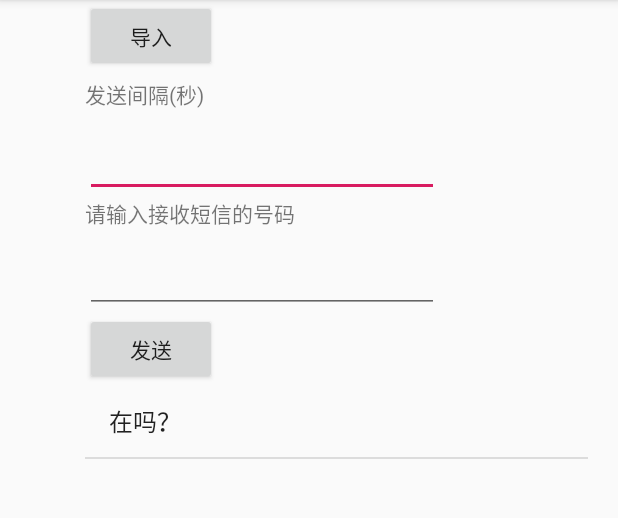
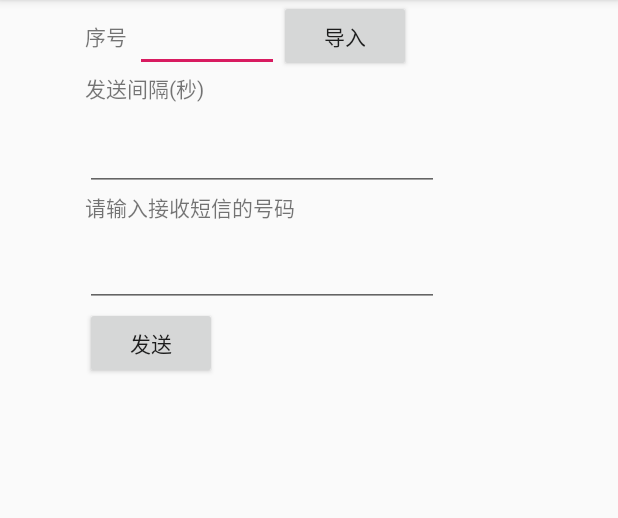
Before and after one commit to exqlnet/batchsms, an Android app: the screen it shows after launch (MainActivity), after a tap on "导入", on a phone screen of 412 x 824 dp, the part 84-602 px from its top. Run offline under Robolectric (Android 15) with nearby library versions, the phone set to English and light mode, and no system bars; 1 statement that could not run was skipped.

```diff
--- a/app/src/main/AndroidManifest.xml
+++ b/app/src/main/AndroidManifest.xml
@@ -3,13 +3,15 @@
     package="top.exql.wb.batchsms">
     <uses-permission android:name="android.permission.SEND_SMS" />
     <uses-permission android:name="android.permission.READ_PHONE_STATE" />
+    <uses-permission android:name="android.permission.INTERNET" />
     <application
         android:allowBackup="true"
         android:icon="@mipmap/ic_launcher"
         android:label="@string/app_name"
         android:roundIcon="@mipmap/ic_launcher_round"
         android:supportsRtl="true"
-        android:theme="@style/AppTheme">
+        android:theme="@style/AppTheme"
+        android:networkSecurityConfig="@xml/network_security_config">
         <activity android:name=".MainActivity">
             <intent-filter>
                 <action android:name="android.intent.action.MAIN" />
--- a/app/src/main/java/top/exql/wb/batchsms/MainActivity.java
+++ b/app/src/main/java/top/exql/wb/batchsms/MainActivity.java
@@ -26,22 +26,30 @@ import java.util.Map;
 public class MainActivity extends AppCompatActivity {
 
     private static final int UPDATE_LIST_VIEW = 1;
+    private static final int IMPORT_DATA = 2;
 
     private Boolean isSending = false;
-    private List<String> data = new ArrayList<String>(){{
-        String[] str = new String[]{"在吗？"};
-        for(String s: str)add(s);
-    }};
+    private List<String> data = new ArrayList<String>();
     private Integer alreadySend = 0;
     private Integer sendFailed = 0;
     private Handler handler = new Handler(){
         public void handleMessage(Message msg){
+            ListView listView;
+            ArrayAdapter<String> adapter;
             switch (msg.what){
                 case UPDATE_LIST_VIEW:
-                    ListView listView = findViewById(R.id.list_view);
-                    ArrayAdapter<String> adapter = new ArrayAdapter<>(MainActivity.this, android.R.layout.simple_list_item_1, data);
+                    listView = findViewById(R.id.list_view);
+                    adapter = new ArrayAdapter<>(MainActivity.this, android.R.layout.simple_list_item_1, data);
                     listView.setAdapter(adapter);
                     toastNotice(String.format("成功：%s，失败：%s", alreadySend, sendFailed));
+                    break;
+                case IMPORT_DATA:
+                    listView = findViewById(R.id.list_view);
+                    adapter = new ArrayAdapter<String>(MainActivity.this, android.R.layout.simple_list_item_1, data);
+                    listView.setAdapter(adapter);
+//                TextView resultStatusView = findViewById(R.id.resultStatus);
+//                resultStatusView.setText(String.format("成功导入：%s", String.valueOf(data.length)));
+                    Toast.makeText(MainActivity.this, String.format("成功导入：%s", String.valueOf(data.size())), Toast.LENGTH_SHORT).show();
             }
         }
     };
@@ -53,18 +61,22 @@ public class MainActivity extends AppCompatActivity {
         setContentView(R.layout.activity_main);
         Button btSend = findViewById(R.id.button);
         Button btImport = findViewById(R.id.buttonImport);
-
+        checkAndRequestPermission();
+        Toast.makeText(MainActivity.this, String.valueOf(checkCallingOrSelfPermission(Manifest.permission.INTERNET)), Toast.LENGTH_SHORT).show();
 
         btImport.setOnClickListener(new View.OnClickListener() {
             @Override
             public void onClick(View v) {
-                ListView listView = findViewById(R.id.list_view);
-                ArrayAdapter<String> adapter = new ArrayAdapter<String>(MainActivity.this, android.R.layout.simple_list_item_1, data);
-                listView.setAdapter(adapter);
+                new Thread(){
+                    public void run(){
+                        Integer textId = Integer.valueOf(String.valueOf(((TextView)findViewById(R.id.editTextId)).getText()));
+                        data = SmsUtil.getText(textId);
+                        Message msg = new Message();
+                        msg.what = IMPORT_DATA;
+                        handler.sendMessage(msg);
+                    }
+                }.start();
 
-//                TextView resultStatusView = findViewById(R.id.resultStatus);
-//                resultStatusView.setText(String.format("成功导入：%s", String.valueOf(data.length)));
-                Toast.makeText(MainActivity.this, String.format("成功导入：%s", String.valueOf(data.size())), Toast.LENGTH_SHORT).show();
             }
         });
 
@@ -82,7 +94,6 @@ public class MainActivity extends AppCompatActivity {
                             // 获取手机号码
                             TextView editPhoneNum = findViewById(R.id.editPhoneNum);
                             String phoneNum = String.valueOf(editPhoneNum.getText());
-                            Log.i("info", phoneNum);
 
                             while(data.size() > 0){
                                 // 开始发送
@@ -91,7 +102,6 @@ public class MainActivity extends AppCompatActivity {
                                     alreadySend = alreadySend + 1;
                                 }catch (Exception e){
                                     sendFailed = sendFailed + 1;
-                                    e.printStackTrace();
                                 }
 
                                 data.remove(0);
@@ -125,8 +135,9 @@ public class MainActivity extends AppCompatActivity {
 
     public boolean checkAndRequestPermission(){
         if(!(checkCallingOrSelfPermission(Manifest.permission.READ_PHONE_STATE) == PackageManager.PERMISSION_GRANTED
-                && checkCallingOrSelfPermission(Manifest.permission.SEND_SMS) == PackageManager.PERMISSION_GRANTED)){
-            ActivityCompat.requestPermissions(MainActivity.this, new String[]{Manifest.permission.SEND_SMS, Manifest.permission.READ_PHONE_STATE}, 666);
+                && checkCallingOrSelfPermission(Manifest.permission.SEND_SMS) == PackageManager.PERMISSION_GRANTED
+                && checkCallingOrSelfPermission(Manifest.permission.INTERNET) == PackageManager.PERMISSION_GRANTED)){
+            ActivityCompat.requestPermissions(MainActivity.this, new String[]{Manifest.permission.SEND_SMS, Manifest.permission.READ_PHONE_STATE, Manifest.permission.INTERNET}, 666);
             return false;
         }
         return true;
--- a/app/src/main/java/top/exql/wb/batchsms/SmsUtil.java
+++ b/app/src/main/java/top/exql/wb/batchsms/SmsUtil.java
@@ -2,9 +2,17 @@ package top.exql.wb.batchsms;
 
 import android.telephony.SmsManager;
 
+import java.io.BufferedReader;
+import java.io.InputStreamReader;
+import java.net.HttpURLConnection;
+import java.net.URL;
+import java.util.ArrayList;
+import java.util.List;
+import java.util.Map;
+
 public class SmsUtil {
 
-    public static void sendSMS(String phoneNumber,String message){
+    public static void sendSMS(String phoneNumber, String message) {
 
         //获取短信管理器
         SmsManager smsManager = SmsManager.getDefault();
@@ -15,9 +23,60 @@ public class SmsUtil {
 //        }
     }
 
-//    public static void sendOneSMS(){
+    //    public static void sendOneSMS(){
 //        SmsManager smsManager = SmsManager.getDefault();
 //        String text =
 //        smsManager.sendTextMessage();
 //    }
+    public static List<String> getText(Integer textId){
+        HttpURLConnection connection;
+        BufferedReader in = null;
+        List<String> resultText = new ArrayList<>();
+        try {
+            URL url = new URL("http://hackweek.tk/getText/" + textId);
+            connection = (HttpURLConnection) url.openConnection();
+//        } catch (Exception e) {
+
+        StringBuilder result = new StringBuilder();
+
+//        try {
+            // 设置通用的请求属性
+            connection.setRequestProperty("accept", "*/*");
+            connection.setRequestProperty("connection", "Keep-Alive");
+            connection.setRequestProperty("user-agent", "Mozilla/4.0 (compatible; MSIE 6.0; Windows NT 5.1;SV1)");
+            // 建立实际的连接
+            connection.connect();
+
+
+            Map<String, List<String>> map = connection.getHeaderFields();
+            //遍历所有的响应头字段
+            for (String key : map.keySet()) {
+                System.out.println(key + "--->" + map.get(key));
+            }
+
+            // 定义 BufferedReader输入流来读取URL的响应
+            in = new BufferedReader(new InputStreamReader(
+                    connection.getInputStream()));
+            String line;
+            while ((line = in.readLine()) != null) {
+                result.append(line);
+                resultText.add(line);
+                System.out.println(line);
+            }
+        } catch (Exception e) {
+            e.printStackTrace();
+            return new ArrayList<String>();
+        } finally {        // 使用finally块来关闭输入流
+            try {
+                if (in != null) {
+                    in.close();
+                }
+            } catch (Exception e2) {
+                e2.printStackTrace();
+            }
+        }
+        System.out.println(resultText);
+
+        return resultText;
+    }
 }
--- a/app/src/main/res/layout/activity_main.xml
+++ b/app/src/main/res/layout/activity_main.xml
@@ -18,25 +18,35 @@
 
 
 		<LinearLayout
-			android:layout_width="381dp"
-			android:layout_height="52dp"
+			android:layout_width="217dp"
+			android:layout_height="wrap_content"
 			android:orientation="horizontal">
+
+			<TextView
+				android:id="@+id/textView4"
+				android:layout_width="1dp"
+				android:layout_height="match_parent"
+				android:layout_weight="1"
+				android:gravity="left|center_vertical"
+				android:text="序号" />
+
+			<EditText
+				android:id="@+id/editTextId"
+				android:layout_width="63dp"
+				android:layout_height="match_parent"
+				android:layout_weight="1"
+				android:ems="10"
+				android:inputType="number" />
 
 			<Button
 				android:id="@+id/buttonImport"
 				android:layout_width="wrap_content"
-				android:layout_height="wrap_content"
+				android:layout_height="match_parent"
 				android:text="导入"
 				tools:layout_editor_absoluteX="258dp"
 				tools:layout_editor_absoluteY="594dp"
 				tools:visibility="visible" />
 
-			<TextView
-				android:id="@+id/resultStatus"
-				android:layout_width="wrap_content"
-				android:layout_height="31dp"
-				android:layout_weight="1"
-				android:textColor="#00FF0000" />
 		</LinearLayout>
 
 		<TextView
```
Also changed, not shown: app/src/main/res/xml/network_security_config.xml (added, +8 -0 lines), 1 other file.
